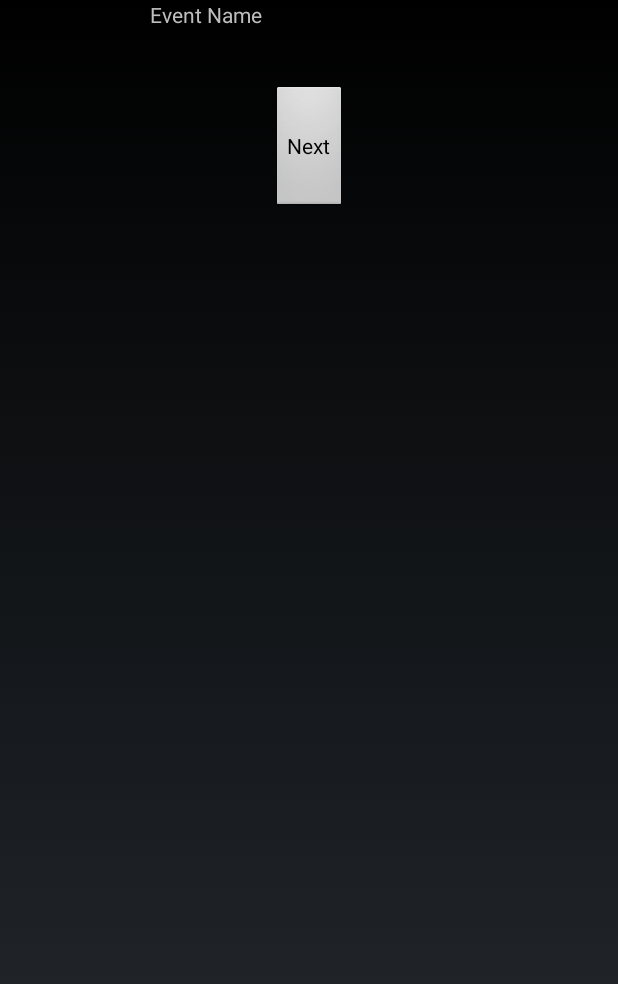
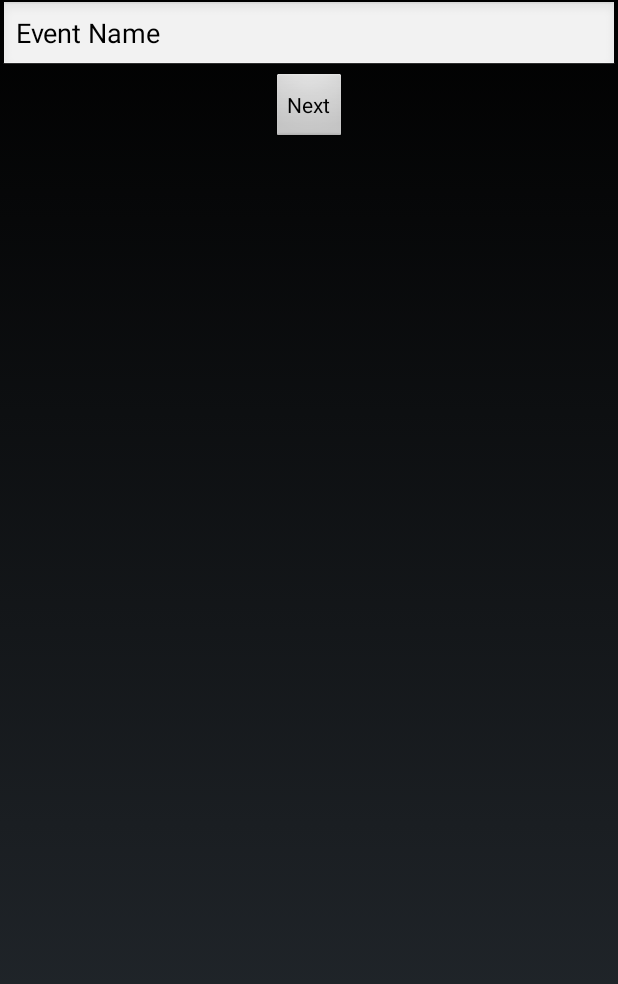
Before and after one commit to LucasBullen/Twelv, an Android app: the CreateEventTitle screen opened directly, with no data from a screen before it, on a phone screen of 412 x 824 dp. Shown: the top 984 px of the screen. Run offline under Robolectric (Android 15) with nearby library versions, the phone set to English and light mode, and no system bars.

Commit message:
Rename CreateEvent to CreateEventTtile
added attrubutes to createeventtitle  xml file

```diff
--- a/android/twelv/app/src/main/AndroidManifest.xml
+++ b/android/twelv/app/src/main/AndroidManifest.xml
@@ -32,7 +32,7 @@
             android:theme="@android:style/Theme.NoTitleBar.Fullscreen" >
         </activity>
         <activity
-            android:name=".CreateEvent"
+            android:name=".CreateEventTitle"
             android:theme="@android:style/Theme.NoTitleBar.Fullscreen" >
         </activity>
     </application>
--- a/android/twelv/app/src/main/java/ca/twelv/android/twelv/CreateEvent.java
+++ b/android/twelv/app/src/main/java/ca/twelv/android/twelv/CreateEventTitle.java
@@ -4,12 +4,13 @@ import android.app.Activity;
 import android.os.Bundle;
 import android.view.Menu;
 import android.view.MenuItem;
+import android.view.View;
 
-public class CreateEvent extends Activity {
+public class CreateEventTitle extends Activity {
     @Override
     protected void onCreate(Bundle savedInstanceState) {
         super.onCreate(savedInstanceState);
-        setContentView(R.layout.activity_createevent);
+        setContentView(R.layout.activity_createeventtitle);
 
 
     }
@@ -35,4 +36,8 @@ public class CreateEvent extends Activity {
 
         return super.onOptionsItemSelected(item);
     }
+
+    public void sendMessage(View view){
+
+    }
 }
--- a/android/twelv/app/src/main/java/ca/twelv/android/twelv/TwelvClock.java
+++ b/android/twelv/app/src/main/java/ca/twelv/android/twelv/TwelvClock.java
@@ -31,15 +31,11 @@ public class TwelvClock extends View {
     private DrawableEntity newEvent;
     private DrawableEntity emptyEvent;
 
-    // Store context in order to switch to create event
-    private Context parentContext;
-
     public TwelvClock(Context context, TouchHandler touchHandler, LinearLayout layout, final int swidth, int sheight) {
         super(context);
         setFocusable(true);
         setFocusableInTouchMode(true);
 
-        this.parentContext = context;
         this.touchHandler = touchHandler;
         this.paint = new Paint();
 
@@ -153,8 +149,8 @@ public class TwelvClock extends View {
 
             @Override
             public void finished(MotionEvent event, int touchIndex) {
-                Intent createEventIntent = new Intent(parentContext, CreateEvent.class);
-                parentContext.startActivity(createEventIntent);
+                Intent createEventIntent = new Intent(getContext(), CreateEventTitle.class);
+                getContext().startActivity(createEventIntent);
 
                 //cancelled(event, touchIndex);
             }
--- a/android/twelv/app/src/main/res/layout/activity_createevent.xml
+++ b/android/twelv/app/src/main/res/layout/activity_createeventtitle.xml
@@ -4,13 +4,13 @@
     android:layout_height="match_parent"
     android:weightSum="1">
 
-    <TextView
-        android:layout_width="211dp"
+    <EditText
+        android:layout_width="match_parent"
         android:layout_height="wrap_content"
+        android:id="@+id/editText"
+        android:layout_gravity="center_horizontal"
         android:text="Event Name"
-        android:id="@+id/textView"
-        android:layout_gravity="center_horizontal"
-        android:layout_weight="0.05" />
+        android:inputType="textAutoCorrect"/>
 
     <Button
         android:layout_width="wrap_content"
@@ -18,5 +18,5 @@
         android:text="Next"
         android:id="@+id/button"
         android:layout_gravity="center_horizontal"
-        android:layout_weight="0.05" />
+        android:onClick="sendMessage"/>
 </LinearLayout>
```
Also changed, not shown: 1 other file.
